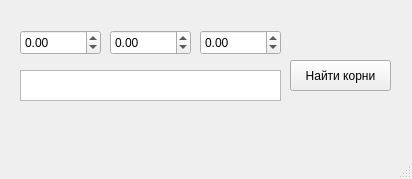
Above: mainwindow.ui from Zloiben/QT_prog1 before the change. Below: the same form after it.
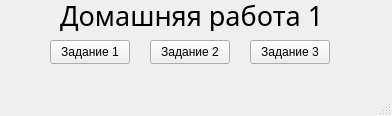
That is the form after the change.

The edit to the form file:
```diff
--- a/mainwindow.ui
+++ b/mainwindow.ui
@@ -6,83 +6,70 @@
    <rect>
     <x>0</x>
     <y>0</y>
-    <width>412</width>
-    <height>179</height>
+    <width>392</width>
+    <height>116</height>
    </rect>
   </property>
   <property name="windowTitle">
    <string>MainWindow</string>
   </property>
   <widget class="QWidget" name="centralwidget">
-   <widget class="QPushButton" name="pushButton">
+   <widget class="QLabel" name="label">
     <property name="geometry">
      <rect>
-      <x>290</x>
-      <y>60</y>
-      <width>101</width>
+      <x>60</x>
+      <y>0</y>
+      <width>281</width>
       <height>31</height>
      </rect>
     </property>
+    <property name="font">
+     <font>
+      <family>Tw Cen MT Condensed Extra Bold</family>
+      <pointsize>20</pointsize>
+     </font>
+    </property>
     <property name="text">
-     <string>Найти корни</string>
+     <string>Домашняя работа 1</string>
     </property>
    </widget>
-   <widget class="QTextEdit" name="textEdit">
+   <widget class="QPushButton" name="task1">
     <property name="geometry">
      <rect>
-      <x>20</x>
-      <y>70</y>
-      <width>261</width>
-      <height>31</height>
+      <x>50</x>
+      <y>40</y>
+      <width>80</width>
+      <height>24</height>
      </rect>
     </property>
-   </widget>
-   <widget class="QDoubleSpinBox" name="doubleSpinBox">
-    <property name="geometry">
-     <rect>
-      <x>20</x>
-      <y>30</y>
-      <width>81</width>
-      <height>25</height>
-     </rect>
+    <property name="text">
+     <string>Задание 1</string>
     </property>
-    <property name="minimum">
-     <double>-10000.000000000000000</double>
-    </property>
-    <property name="maximum">
-     <double>10000.000000000000000</double>
-    </property>
    </widget>
-   <widget class="QDoubleSpinBox" name="doubleSpinBox_2">
+   <widget class="QPushButton" name="task2">
     <property name="geometry">
      <rect>
-      <x>110</x>
-      <y>30</y>
-      <width>81</width>
-      <height>25</height>
+      <x>150</x>
+      <y>40</y>
+      <width>80</width>
+      <height>24</height>
      </rect>
     </property>
-    <property name="minimum">
-     <double>-10000.000000000000000</double>
+    <property name="text">
+     <string>Задание 2</string>
     </property>
-    <property name="maximum">
-     <double>10000.000000000000000</double>
-    </property>
    </widget>
-   <widget class="QDoubleSpinBox" name="doubleSpinBox_3">
+   <widget class="QPushButton" name="task3">
     <property name="geometry">
      <rect>
-      <x>200</x>
-      <y>30</y>
-      <width>81</width>
-      <height>25</height>
+      <x>250</x>
+      <y>40</y>
+      <width>80</width>
+      <height>24</height>
      </rect>
     </property>
-    <property name="minimum">
-     <double>-10000.000000000000000</double>
-    </property>
-    <property name="maximum">
-     <double>10000.000000000000000</double>
+    <property name="text">
+     <string>Задание 3</string>
     </property>
    </widget>
   </widget>
```
Left out of the diff: 2 changed lines with no effect on the pictures.
